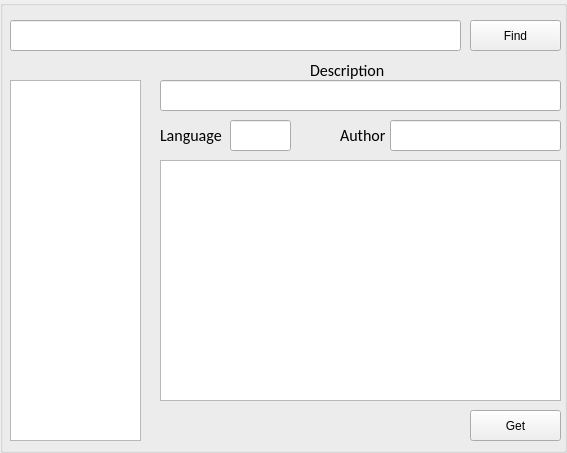
This is desktop_app/GUI/UI/Store.ui in aobolensk/webforces as Qt 5 draws it before an edit. The edited form follows.
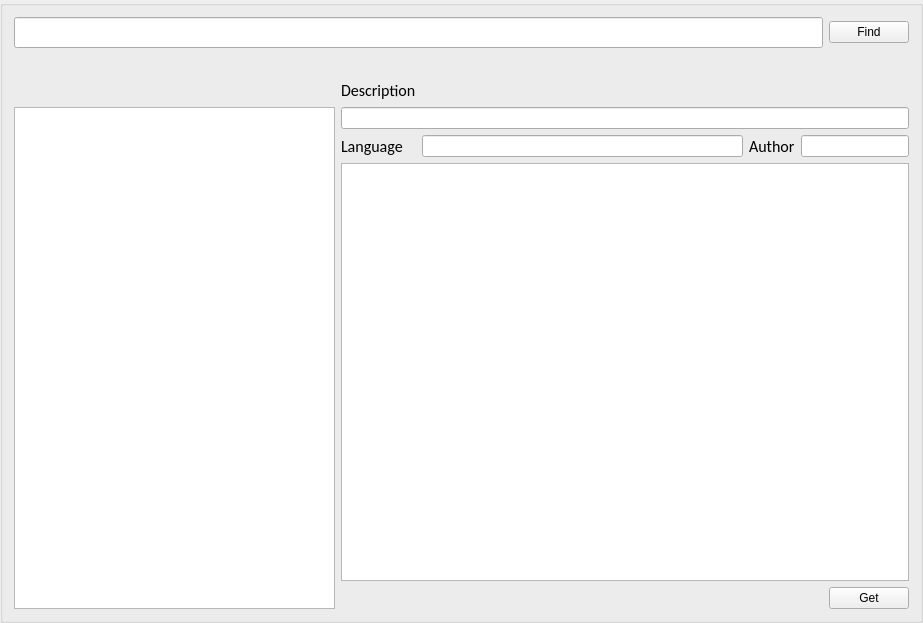
This is the edited form.

```diff
--- a/desktop_app/GUI/UI/Store.ui
+++ b/desktop_app/GUI/UI/Store.ui
@@ -6,55 +6,16 @@
    <rect>
     <x>0</x>
     <y>0</y>
-    <width>567</width>
-    <height>453</height>
+    <width>923</width>
+    <height>623</height>
    </rect>
   </property>
   <property name="windowTitle">
    <string>GroupBox</string>
   </property>
-  <widget class="QPushButton" name="findButton">
-   <property name="geometry">
-    <rect>
-     <x>470</x>
-     <y>20</y>
-     <width>91</width>
-     <height>31</height>
-    </rect>
-   </property>
-   <property name="text">
-    <string>Find</string>
-   </property>
-  </widget>
-  <widget class="QLineEdit" name="findEdit">
-   <property name="geometry">
-    <rect>
-     <x>10</x>
-     <y>20</y>
-     <width>451</width>
-     <height>31</height>
-    </rect>
-   </property>
-  </widget>
-  <widget class="QListWidget" name="listWidget">
-   <property name="geometry">
-    <rect>
-     <x>10</x>
-     <y>80</y>
-     <width>131</width>
-     <height>361</height>
-    </rect>
-   </property>
-  </widget>
+  <layout class="QGridLayout" name="gridLayout">
+   <item row="1" column="0" colspan="6">
   <widget class="QLabel" name="errorLabel">
-   <property name="geometry">
-    <rect>
-     <x>10</x>
-     <y>50</y>
-     <width>541</width>
-     <height>31</height>
-    </rect>
-   </property>
    <property name="font">
     <font>
      <family>Calibri</family>
@@ -65,89 +26,40 @@
     <string/>
    </property>
   </widget>
-  <widget class="QTextBrowser" name="codeBrowser">
-   <property name="geometry">
-    <rect>
-     <x>160</x>
-     <y>160</y>
-     <width>401</width>
-     <height>241</height>
-    </rect>
-   </property>
-  </widget>
-  <widget class="QLineEdit" name="descInfo">
-   <property name="geometry">
-    <rect>
-     <x>160</x>
-     <y>80</y>
-     <width>401</width>
-     <height>31</height>
-    </rect>
-   </property>
-   <property name="readOnly">
-    <bool>true</bool>
-   </property>
-  </widget>
-  <widget class="QLabel" name="label">
-   <property name="geometry">
-    <rect>
-     <x>310</x>
-     <y>60</y>
-     <width>81</width>
-     <height>21</height>
-    </rect>
-   </property>
+   </item>
+   <item row="0" column="0" colspan="5">
+    <widget class="QLineEdit" name="findEdit">
    <property name="font">
     <font>
-     <family>Calibri</family>
+       <family>Calibri Light</family>
      <pointsize>12</pointsize>
     </font>
    </property>
-   <property name="text">
-    <string>Description</string>
-   </property>
-  </widget>
-  <widget class="QLabel" name="label_2">
-   <property name="geometry">
-    <rect>
-     <x>160</x>
-     <y>120</y>
-     <width>71</width>
-     <height>31</height>
-    </rect>
-   </property>
-   <property name="font">
-    <font>
-     <family>Calibri</family>
-     <pointsize>12</pointsize>
-    </font>
-   </property>
+    </widget>
+   </item>
+   <item row="0" column="5">
+    <widget class="QPushButton" name="findButton">
    <property name="text">
-    <string>Language</string>
-   </property>
-  </widget>
+      <string>Find</string>
+     </property>
+    </widget>
+   </item>
+   <item row="5" column="2">
   <widget class="QLineEdit" name="langInfo">
-   <property name="geometry">
-    <rect>
-     <x>230</x>
-     <y>120</y>
-     <width>61</width>
-     <height>31</height>
-    </rect>
-   </property>
+     <property name="readOnly">
+      <bool>true</bool>
+     </property>
+    </widget>
+   </item>
+   <item row="5" column="4" colspan="2">
+    <widget class="QLineEdit" name="authorInfo">
    <property name="readOnly">
     <bool>true</bool>
    </property>
   </widget>
+   </item>
+   <item row="5" column="3">
   <widget class="QLabel" name="label_3">
-   <property name="geometry">
-    <rect>
-     <x>340</x>
-     <y>120</y>
-     <width>71</width>
-     <height>31</height>
-    </rect>
-   </property>
    <property name="font">
     <font>
      <family>Calibri</family>
@@ -158,32 +70,54 @@
     <string>Author</string>
    </property>
   </widget>
-  <widget class="QLineEdit" name="authorInfo">
-   <property name="geometry">
-    <rect>
-     <x>390</x>
-     <y>120</y>
-     <width>171</width>
-     <height>31</height>
-    </rect>
-   </property>
-   <property name="readOnly">
-    <bool>true</bool>
-   </property>
-  </widget>
+   </item>
+   <item row="7" column="5">
   <widget class="QPushButton" name="getButton">
-   <property name="geometry">
-    <rect>
-     <x>470</x>
-     <y>410</y>
-     <width>91</width>
-     <height>31</height>
-    </rect>
-   </property>
    <property name="text">
     <string>Get</string>
    </property>
   </widget>
+   </item>
+   <item row="6" column="1" colspan="5">
+    <widget class="QTextBrowser" name="codeBrowser"/>
+   </item>
+   <item row="4" column="0" rowspan="4">
+    <widget class="QListWidget" name="listWidget"/>
+   </item>
+   <item row="4" column="1" colspan="5">
+    <widget class="QLineEdit" name="descInfo">
+     <property name="readOnly">
+      <bool>true</bool>
+     </property>
+    </widget>
+   </item>
+   <item row="5" column="1">
+    <widget class="QLabel" name="label_2">
+     <property name="font">
+      <font>
+       <family>Calibri</family>
+       <pointsize>12</pointsize>
+      </font>
+     </property>
+     <property name="text">
+      <string>Language</string>
+     </property>
+    </widget>
+   </item>
+   <item row="3" column="1">
+    <widget class="QLabel" name="label">
+     <property name="font">
+      <font>
+       <family>Calibri</family>
+       <pointsize>12</pointsize>
+      </font>
+     </property>
+     <property name="text">
+      <string>Description</string>
+     </property>
+    </widget>
+   </item>
+  </layout>
  </widget>
  <resources/>
  <connections/>
```
Lines whose indentation alone changed are shown as unchanged.
